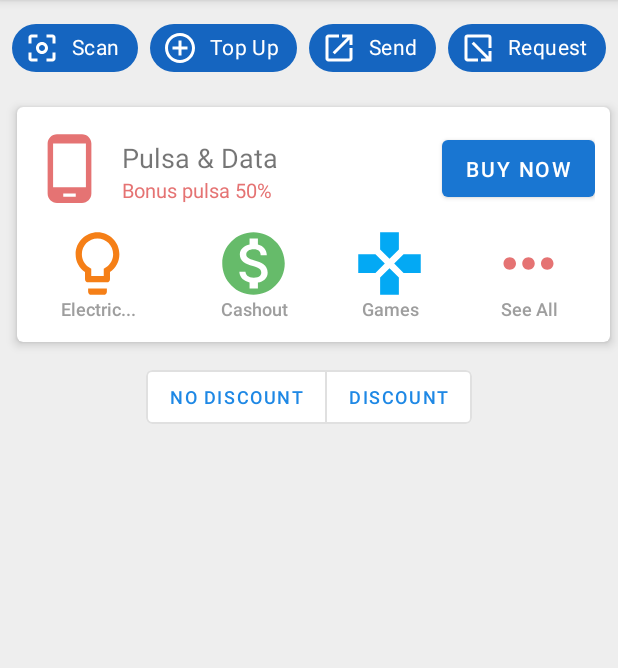
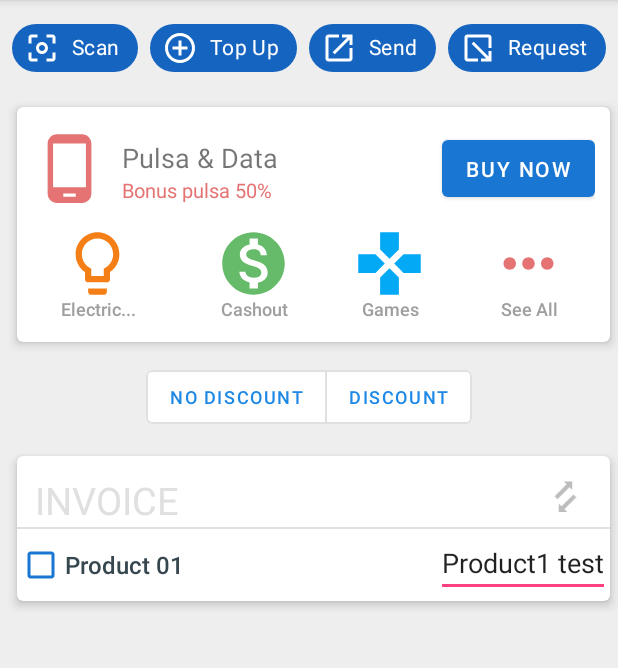
Before and after one commit to wamillard/CPSC_3367_Layout_Assignment, an Android app: the screen it shows after launch (MainActivity), on a phone screen of 412 x 824 dp, the part 84-752 px from its top. Run offline under Robolectric (Android 15) with nearby library versions, the phone set to English and light mode, and no system bars.

Commit message:
Started Invoice Card Item's list

```diff
--- a/app/src/main/java/com/ualr/layoutassignment/MainActivity.java
+++ b/app/src/main/java/com/ualr/layoutassignment/MainActivity.java
@@ -35,7 +35,13 @@ public class MainActivity extends AppCompatActivity {
         return;
     }
 
-    public void recalculate()
+    public void calculateSubtotals()
+    {
+
+        return;
+    }
+
+    public void calculateTotal()
     {
 
         return;
--- /dev/null
+++ b/app/src/main/res/drawable/ic_back_and_forth.xml
@@ -0,0 +1,18 @@
+<vector xmlns:android="http://schemas.android.com/apk/res/android"
+    android:width="113.986dp"
+    android:height="181.042dp"
+    android:viewportWidth="113.986"
+    android:viewportHeight="181.042">
+  <group>
+    <clip-path
+        android:pathData="M0,0h113.986v181.042h-113.986z"/>
+    <path
+        android:pathData="M62.366,49.384L75.801,62.819L18.809,119.811L5.373,106.376L62.366,49.384ZM48.934,35.951L89.234,35.951L89.234,76.251L69.084,56.101L48.934,35.951Z"
+        android:fillColor="#EBEBEB"
+        android:fillType="evenOdd"/>
+    <path
+        android:pathData="M51.616,167.609L38.181,154.174L95.174,97.181L108.609,110.616L51.616,167.609ZM65.048,181.042L24.748,181.042L24.748,140.742L44.898,160.892L65.048,181.042Z"
+        android:fillColor="#EBEBEB"
+        android:fillType="evenOdd"/>
+  </group>
+</vector>
--- a/app/src/main/res/layout/activity_main.xml
+++ b/app/src/main/res/layout/activity_main.xml
@@ -68,12 +68,6 @@
         <androidx.cardview.widget.CardView
             android:id="@+id/cardBuyNow"
             style="@style/CardView.White"
-            android:layout_width="match_parent"
-            android:layout_height="wrap_content"
-            android:layout_marginStart="6dp"
-            android:layout_marginLeft="6dp"
-            android:layout_marginTop="8dp"
-            android:background="@android:color/white"
             app:layout_constraintEnd_toEndOf="parent"
             app:layout_constraintStart_toStartOf="parent"
             app:layout_constraintTop_toBottomOf="@+id/horizontalScrollView">
@@ -172,6 +166,7 @@
         </androidx.cardview.widget.CardView>
 
         <com.google.android.material.button.MaterialButtonToggleGroup
+            android:id="@+id/btnGroup"
             app:singleSelection="true"
             android:layout_width="wrap_content"
             android:layout_height="wrap_content"
@@ -194,6 +189,81 @@
 
         </com.google.android.material.button.MaterialButtonToggleGroup>
 
+        <androidx.cardview.widget.CardView
+            android:id="@+id/cardInvoice"
+            style="@style/CardView.White"
+            app:layout_constraintTop_toBottomOf="@id/btnGroup"
+            app:layout_constraintStart_toStartOf="@id/cardBuyNow"
+            app:layout_constraintEnd_toEndOf="@id/cardBuyNow">
+
+            <androidx.constraintlayout.widget.ConstraintLayout
+                android:layout_width="match_parent"
+                android:layout_height="wrap_content"
+                >
+
+                <TextView
+                    android:id="@+id/txtInvoice"
+                    android:layout_width="wrap_content"
+                    android:layout_height="wrap_content"
+                    app:layout_constraintTop_toTopOf="parent"
+                    app:layout_constraintStart_toStartOf="parent"
+                    android:layout_margin="12dp"
+                    android:text="Invoice"
+                    android:textSize="25dp"
+                    android:textColor="@color/grey_300"
+                    android:textAllCaps="true"
+                    />
+
+                <ImageView
+                    android:id="@+id/btnRefresh"
+                    android:layout_width="@dimen/spacing_xlarge"
+                    android:layout_height="@dimen/spacing_xlarge"
+                    app:layout_constraintTop_toTopOf="parent"
+                    app:layout_constraintEnd_toEndOf="parent"
+                    android:layout_margin="12dp"
+                    android:src="@drawable/ic_back_and_forth"
+                    android:paddingBottom="10dp"
+                    android:scaleType="fitCenter"
+                    app:tint="@color/grey_400"
+                    />
+
+                <View
+                    android:id="@+id/divider"
+                    android:layout_width="match_parent"
+                    android:layout_height="1dp"
+                    android:background="?android:attr/listDivider"
+                    app:layout_constraintTop_toBottomOf="@id/btnRefresh"
+                />
+
+                <CheckBox
+                    android:id="@+id/check1"
+                    style="@style/CheckBox.Blue"
+                    app:layout_constraintTop_toBottomOf="@id/divider"
+                    app:layout_constraintStart_toStartOf="parent"
+                    android:text="Product 01"
+                    />
+
+                <TextView
+                    android:id="@+id/txtCost1"
+                    style="@style/TextView.Product.Cost"
+                    app:layout_constraintTop_toBottomOf="@id/divider"
+                    app:layout_constraintStart_toEndOf="@id/check1"
+                    app:layout_constraintEnd_toStartOf="@id/edit1"
+                    />
+
+                <EditText
+                    android:id="@+id/edit1"
+                    android:layout_width="wrap_content"
+                    android:layout_height="wrap_content"
+                    app:layout_constraintTop_toBottomOf="@id/divider"
+                    app:layout_constraintEnd_toEndOf="parent"
+                    android:text="Product1 test"
+                    />
+
+
+            </androidx.constraintlayout.widget.ConstraintLayout>
+
+        </androidx.cardview.widget.CardView>
 
 
     </androidx.constraintlayout.widget.ConstraintLayout>
--- a/app/src/main/res/values/styles.xml
+++ b/app/src/main/res/values/styles.xml
@@ -11,7 +11,6 @@
         <item name="android:textColor">@android:color/white</item>
         <item name="colorButtonNormal">@color/blue_400</item>
     </style>
-
 
     <style name="Button.White.Borderless" parent="@style/Widget.AppCompat.Button.Borderless">
         <item name="android:layout_width">wrap_content</item>
@@ -46,6 +45,13 @@
     </style>
 
     <style name="CardView.White" parent="Widget.MaterialComponents.CardView">
+        <item name="android:layout_width">match_parent</item>
+        <item name="android:layout_height">wrap_content</item>
+        <item name="android:layout_marginStart">6dp</item>
+        <item name="android:layout_marginLeft">6dp</item>
+        <item name="android:layout_marginTop">8dp</item>
+        <item name="android:background">@android:color/white</item>
+
         <item name="cardBackgroundColor">@android:color/white</item>
         <item name="cardCornerRadius">@dimen/card_corner_radius</item>
         <item name="cardElevation">@dimen/card_elevation</item>
@@ -62,6 +68,18 @@
         <item name="android:textColor">@color/grey_80</item>
         <item name="buttonTint">@color/colorPrimary</item>
         <item name="fontFamily">sans-serif-medium</item>
+        <item name="android:layout_width">wrap_content</item>
+        <item name="android:layout_height">wrap_content</item>
+    </style>
+
+    <style name="TextView.Product.Cost" parent="Widget.MaterialComponents.TextView">
+        <item name="android:layout_width">wrap_content</item>
+        <item name="android:layout_height">wrap_content</item>
+        <item name="android:textColor">@android:color/black</item>
+        <item name="android:textSize">12dp</item>
+
+
+
     </style>
 
     <style name="EditText.Blue" parent="Widget.AppCompat.EditText">
@@ -73,4 +91,5 @@
         <item name="backgroundTint">@android:color/white</item>
     </style>
 
+
 </resources>
```
